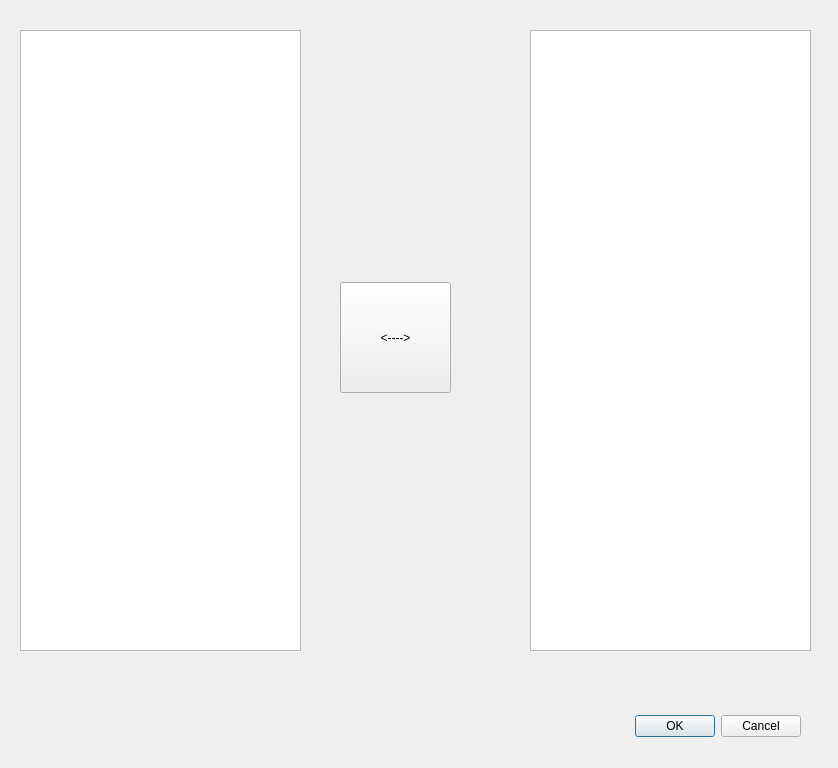
Above: dialogueartistesinverses.ui from toopoormaghell/projet-musique before the change. Below: the same form after it.
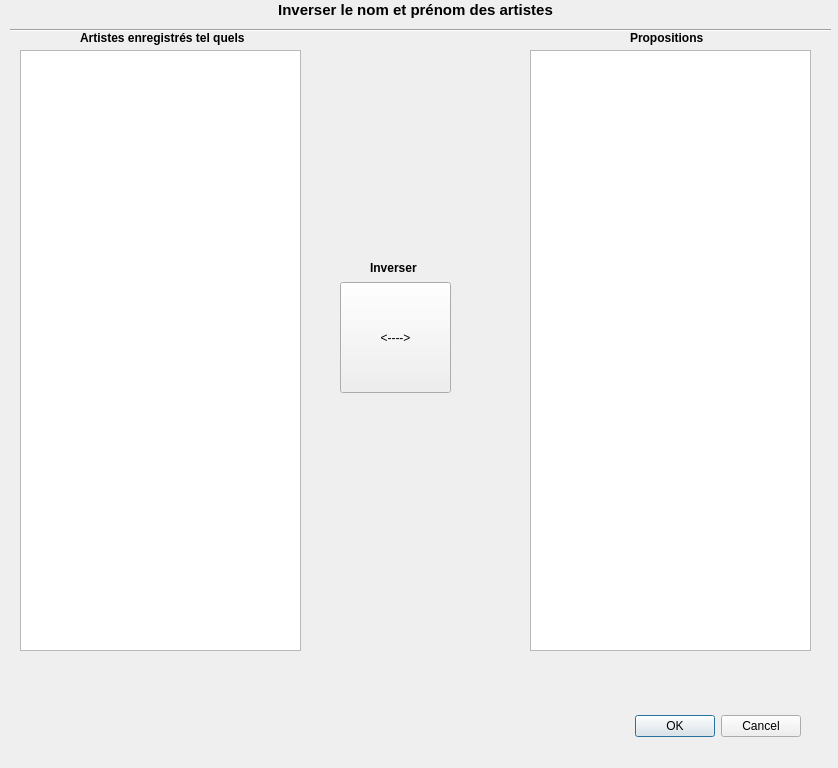
That is the form after the change.

```diff
--- a/dialogueartistesinverses.ui
+++ b/dialogueartistesinverses.ui
@@ -33,9 +33,9 @@
    <property name="geometry">
     <rect>
      <x>20</x>
-     <y>30</y>
+     <y>50</y>
      <width>281</width>
-     <height>621</height>
+     <height>601</height>
     </rect>
    </property>
   </widget>
@@ -56,12 +56,108 @@
    <property name="geometry">
     <rect>
      <x>530</x>
-     <y>30</y>
+     <y>50</y>
      <width>281</width>
-     <height>621</height>
+     <height>601</height>
     </rect>
    </property>
   </widget>
+  <widget class="QLabel" name="label">
+   <property name="geometry">
+    <rect>
+     <x>0</x>
+     <y>0</y>
+     <width>831</width>
+     <height>20</height>
+    </rect>
+   </property>
+   <property name="font">
+    <font>
+     <pointsize>11</pointsize>
+     <weight>75</weight>
+     <bold>true</bold>
+    </font>
+   </property>
+   <property name="text">
+    <string>Inverser le nom et prénom des artistes</string>
+   </property>
+   <property name="alignment">
+    <set>Qt::AlignCenter</set>
+   </property>
+  </widget>
+  <widget class="QLabel" name="label_2">
+   <property name="geometry">
+    <rect>
+     <x>80</x>
+     <y>30</y>
+     <width>191</width>
+     <height>16</height>
+    </rect>
+   </property>
+   <property name="font">
+    <font>
+     <pointsize>9</pointsize>
+     <weight>75</weight>
+     <bold>true</bold>
+    </font>
+   </property>
+   <property name="text">
+    <string>Artistes enregistrés tel quels</string>
+   </property>
+  </widget>
+  <widget class="QLabel" name="label_3">
+   <property name="geometry">
+    <rect>
+     <x>370</x>
+     <y>260</y>
+     <width>51</width>
+     <height>16</height>
+    </rect>
+   </property>
+   <property name="font">
+    <font>
+     <pointsize>9</pointsize>
+     <weight>75</weight>
+     <bold>true</bold>
+    </font>
+   </property>
+   <property name="text">
+    <string>Inverser</string>
+   </property>
+  </widget>
+  <widget class="QLabel" name="label_4">
+   <property name="geometry">
+    <rect>
+     <x>630</x>
+     <y>30</y>
+     <width>181</width>
+     <height>16</height>
+    </rect>
+   </property>
+   <property name="font">
+    <font>
+     <pointsize>9</pointsize>
+     <weight>75</weight>
+     <bold>true</bold>
+    </font>
+   </property>
+   <property name="text">
+    <string>Propositions</string>
+   </property>
+  </widget>
+  <widget class="Line" name="line">
+   <property name="geometry">
+    <rect>
+     <x>10</x>
+     <y>20</y>
+     <width>821</width>
+     <height>20</height>
+    </rect>
+   </property>
+   <property name="orientation">
+    <enum>Qt::Horizontal</enum>
+   </property>
+  </widget>
  </widget>
  <resources/>
  <connections>
```
